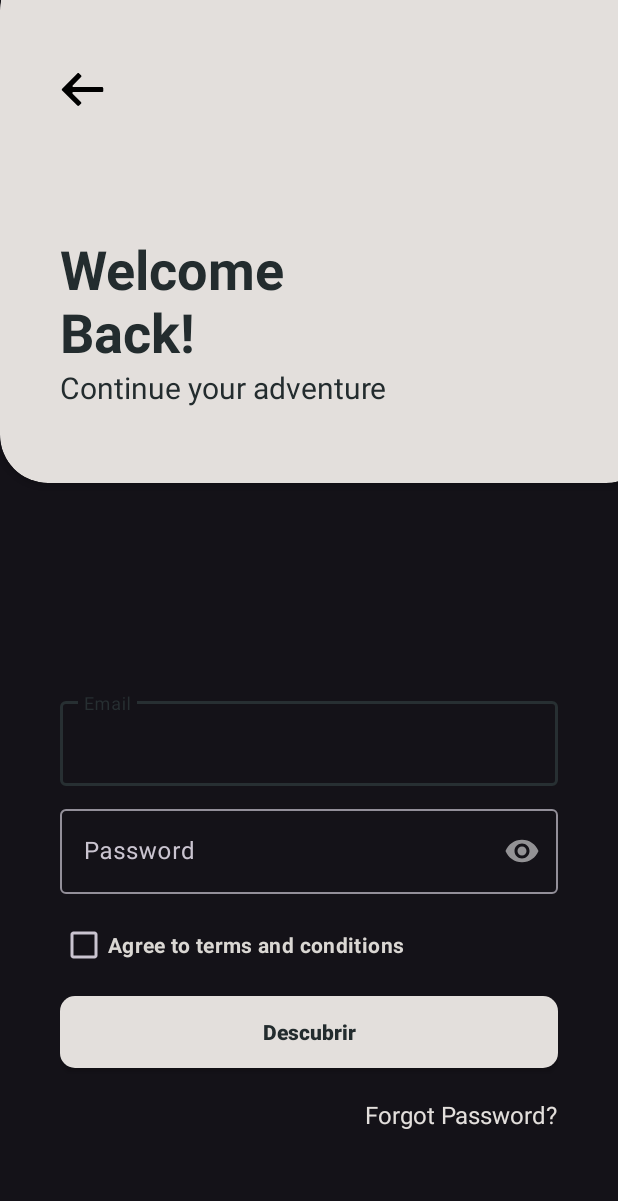
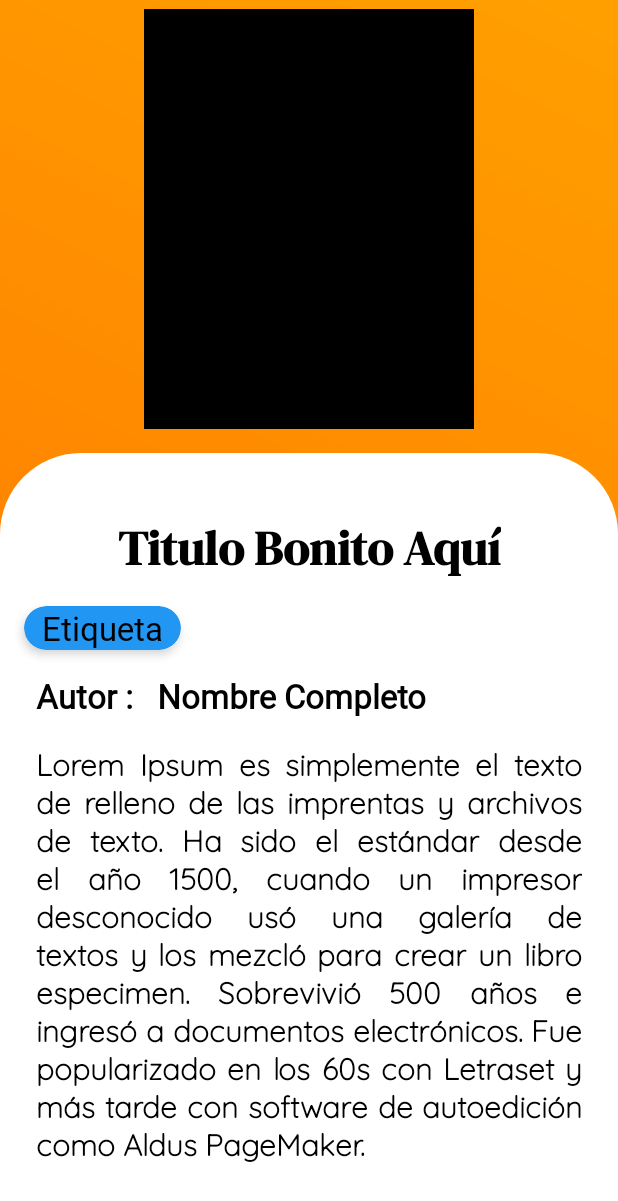
Before and after one commit to CarlitooooK/ModernLogin, an Android app: the LoginActivity screen opened directly, with no data from a screen before it, on a phone screen of 412 x 824 dp. Shown: the top 1201 px of the screen. Run offline under Robolectric (Android 15) with nearby library versions, the phone set to English and light mode, and no system bars; 2 statements that could not run were skipped.

Commit message:
Se agregó la vista general descriptiva

```diff
--- a/app/src/main/java/com/example/creamlogin/LoginActivity.kt
+++ b/app/src/main/java/com/example/creamlogin/LoginActivity.kt
@@ -1,6 +1,5 @@
 package com.example.creamlogin
 
-import android.content.Intent
 import android.os.Bundle
 import android.widget.ImageView
 import androidx.activity.enableEdgeToEdge
@@ -12,7 +11,7 @@ class LoginActivity:AppCompatActivity() {
     override fun onCreate(savedInstanceState: Bundle?) {
         super.onCreate(savedInstanceState)
         enableEdgeToEdge()
-        setContentView(R.layout.activity_login)
+        setContentView(R.layout.activity_detail)
 
 
         backIcon = findViewById(R.id.backIconLogin)
--- a/app/src/main/res/drawable/background_btn.xml
+++ /dev/null
@@ -1,15 +0,0 @@
-<?xml version="1.0" encoding="utf-8"?>
-<shape xmlns:android="http://schemas.android.com/apk/res/android"
-    android:shape="rectangle">
-
-    <corners
-        android:radius="10dp">
-    </corners>
-
-    <solid
-        android:color="@color/secondary_color">
-    </solid>
-
-
-
-</shape>
--- /dev/null
+++ b/app/src/main/res/drawable/background_card.xml
@@ -0,0 +1,11 @@
+<?xml version="1.0" encoding="utf-8"?>
+<shape xmlns:android="http://schemas.android.com/apk/res/android" android:shape="rectangle">
+
+    <solid android:color="@color/white"></solid>
+
+    <corners
+        android:topLeftRadius="@dimen/corners"
+        android:topRightRadius="@dimen/corners">
+    </corners>
+
+</shape>
--- /dev/null
+++ b/app/src/main/res/drawable/background_degradado.xml
@@ -0,0 +1,10 @@
+<?xml version="1.0" encoding="utf-8"?>
+<shape xmlns:android="http://schemas.android.com/apk/res/android" android:shape="rectangle">
+
+    <gradient
+        android:startColor="#FF6F00"
+        android:endColor="#FFA000"
+        android:angle="45"
+        android:type="linear" />
+
+</shape>
--- /dev/null
+++ b/app/src/main/res/layout/activity_detail.xml
@@ -0,0 +1,120 @@
+<?xml version="1.0" encoding="utf-8"?>
+<androidx.constraintlayout.widget.ConstraintLayout xmlns:android="http://schemas.android.com/apk/res/android"
+    android:layout_width="match_parent"
+    android:layout_height="match_parent"
+    xmlns:app="http://schemas.android.com/apk/res-auto"
+    android:background="@drawable/background_degradado">
+
+    <androidx.constraintlayout.widget.ConstraintLayout
+        android:id="@+id/card_view"
+        android:layout_width="match_parent"
+        app:layout_constraintStart_toStartOf="parent"
+        app:layout_constraintEnd_toEndOf="parent"
+        app:layout_constraintBottom_toBottomOf="parent"
+        android:layout_height="@dimen/largoCard"
+        android:background="@drawable/background_card"
+        >
+        <TextView
+            android:id="@+id/tv_sinopsis"
+            android:layout_width="wrap_content"
+            android:layout_height="wrap_content"
+            app:layout_constraintBottom_toBottomOf="parent"
+            app:layout_constraintStart_toStartOf="parent"
+            app:layout_constraintEnd_toEndOf="parent"
+            android:textSize="@dimen/sinopsis"
+            android:textColor="@color/black"
+            android:text="@string/lorem_ipsum"
+            android:justificationMode="inter_word"
+            android:textAlignment="viewStart"
+            android:paddingStart="@dimen/mediumSpace"
+            android:paddingEnd="@dimen/mediumSpace"
+            android:layout_marginBottom="@dimen/bigSpace"
+            android:fontFamily="@font/quicksandtext"
+            android:textStyle="bold"
+            />
+
+        <LinearLayout
+            android:id="@+id/contenedor"
+            android:layout_width="wrap_content"
+            android:layout_height="wrap_content"
+            app:layout_constraintStart_toStartOf="parent"
+            android:layout_marginStart="@dimen/mediumSpace"
+            app:layout_constraintBottom_toTopOf="@id/tv_sinopsis"
+            >
+
+            <TextView
+                android:layout_width="wrap_content"
+                android:layout_height="wrap_content"
+                android:textColor="@color/black"
+                android:textSize="@dimen/mediumText"
+                android:textStyle="bold"
+                android:text="@string/autor"
+                android:layout_marginBottom="@dimen/littleSpace"
+                android:fontFamily="@font/merriweathersubtitle"
+                />
+
+            <TextView
+                android:id="@+id/tv_full_name"
+                android:layout_width="wrap_content"
+                android:layout_height="wrap_content"
+                android:textColor="@color/black"
+                android:textSize="@dimen/mediumText"
+                android:textStyle="bold"
+                android:text="@string/nombre_completo"
+                android:layout_marginBottom="@dimen/littleSpace"
+                android:paddingStart="@dimen/littleSpace"
+                android:paddingEnd="0dp"
+                android:fontFamily="@font/merriweathersubtitle"/>
+
+        </LinearLayout>
+
+        <androidx.cardview.widget.CardView
+            android:id="@+id/tag"
+            android:layout_width="wrap_content"
+            android:layout_height="wrap_content"
+            app:layout_constraintStart_toStartOf="parent"
+            app:layout_constraintBottom_toTopOf="@id/contenedor"
+            android:layout_margin="@dimen/littleSpace"
+            android:backgroundTint="@color/secondary_color"
+            app:cardCornerRadius="@dimen/littleSpace"
+            app:cardElevation="@dimen/appElevation">
+
+            <TextView
+                android:id="@+id/tv_etiqueta"
+                android:layout_width="wrap_content"
+                android:layout_height="wrap_content"
+                android:textSize="@dimen/mediumText"
+                android:textColor="@color/black"
+                android:text="@string/etiqueta"
+                android:paddingEnd="@dimen/paddingEtiqueta"
+                android:paddingStart="@dimen/paddingEtiqueta"
+                android:fontFamily="@font/merriweathersubtitle"/>
+
+        </androidx.cardview.widget.CardView>
+
+        <TextView
+            android:id="@+id/tv_titulo"
+            android:layout_width="wrap_content"
+            android:layout_height="wrap_content"
+            app:layout_constraintStart_toStartOf="parent"
+            app:layout_constraintBottom_toTopOf="@id/tag"
+            app:layout_constraintEnd_toEndOf="parent"
+            android:text="@string/titulo_bonito_aqu"
+            android:textSize="@dimen/tittle"
+            android:textColor="@color/black"
+            android:textStyle="bold"
+            android:layout_marginBottom="@dimen/littleSpace"
+            android:fontFamily="@font/seriftitle" />
+
+    </androidx.constraintlayout.widget.ConstraintLayout>
+
+    <ImageView
+        android:layout_width="@dimen/anchoImagen"
+        android:layout_height="@dimen/largoImagen"
+        app:layout_constraintStart_toStartOf="parent"
+        app:layout_constraintEnd_toEndOf="parent"
+        app:layout_constraintBottom_toTopOf="@id/card_view"
+        android:background="@color/black"
+        android:layout_marginBottom="@dimen/littleSpace"/>
+
+</androidx.constraintlayout.widget.ConstraintLayout>
--- a/app/src/main/res/layout/activity_login.xml
+++ /dev/null
@@ -1,134 +0,0 @@
-<?xml version="1.0" encoding="utf-8"?>
-<RelativeLayout xmlns:android="http://schemas.android.com/apk/res/android"
-    android:layout_width="match_parent"
-    android:layout_height="match_parent"
-    xmlns:app="http://schemas.android.com/apk/res-auto">
-
-    <androidx.cardview.widget.CardView
-        android:id="@+id/cv_title"
-        android:layout_width="match_parent"
-        android:layout_height="wrap_content"
-        android:backgroundTint="@color/secondary_color"
-        android:layout_marginTop="-25dp"
-        android:layout_marginEnd="-24dp"
-        app:cardCornerRadius="32dp"
-        android:layout_alignParentTop="true">
-
-        <ImageView
-            android:id="@+id/backIconLogin"
-            android:layout_width="wrap_content"
-            android:layout_height="wrap_content"
-            android:contentDescription="@null"
-            android:layout_marginTop="70dp"
-            android:layout_marginStart="40dp"
-            android:src="@drawable/ic_back_arrow">
-        </ImageView>
-
-        <TextView
-            android:id="@+id/title"
-            android:layout_width="wrap_content"
-            android:layout_height="wrap_content"
-            android:textColor="@color/text_color"
-            android:textSize="36sp"
-            android:textStyle="bold"
-            android:layout_marginTop="180dp"
-            android:layout_marginStart="40dp"
-            android:layout_marginBottom="50dp"
-            android:text="@string/welcome_back">
-        </TextView>
-
-        <TextView
-            android:layout_width="wrap_content"
-            android:layout_height="wrap_content"
-            android:textColor="@color/text_color"
-            android:textSize="20sp"
-            android:layout_marginTop="270dp"
-            android:layout_marginStart="40dp"
-            android:layout_marginBottom="50dp"
-            android:text="@string/continue_your_adventure">
-        </TextView>
-
-    </androidx.cardview.widget.CardView>
-
-
-    <LinearLayout
-        android:layout_below="@id/cv_title"
-        android:layout_width="match_parent"
-        android:orientation="vertical"
-        android:layout_margin="40dp"
-        android:paddingTop="100dp"
-        android:layout_height="wrap_content">
-
-        <com.google.android.material.textfield.TextInputLayout
-            android:id="@+id/email"
-            android:layout_width="match_parent"
-            android:layout_height="wrap_content"
-            app:endIconMode="clear_text"
-            android:layout_marginBottom="10dp"
-            android:hint="@string/email">
-            <com.google.android.material.textfield.TextInputEditText
-                android:layout_width="match_parent"
-                android:layout_height="wrap_content"
-                android:inputType="textEmailAddress">
-            </com.google.android.material.textfield.TextInputEditText>
-        </com.google.android.material.textfield.TextInputLayout>
-
-        <com.google.android.material.textfield.TextInputLayout
-        android:id="@+id/passsword"
-        android:layout_width="match_parent"
-        android:layout_height="wrap_content"
-        android:hint="@string/password"
-        app:passwordToggleEnabled="true">
-        <com.google.android.material.textfield.TextInputEditText
-            android:layout_width="match_parent"
-            android:layout_height="wrap_content"
-            android:inputType="textPassword">
-        </com.google.android.material.textfield.TextInputEditText>
-    </com.google.android.material.textfield.TextInputLayout>
-
-
-        <CheckBox
-            android:layout_width="match_parent"
-            android:layout_height="wrap_content"
-            android:textColor="@color/subtitle_color"
-            android:textStyle="bold"
-            android:layout_marginTop="10dp"
-            android:text="@string/agree_to_terms_and_conditions">
-        </CheckBox>
-
-        <androidx.appcompat.widget.AppCompatButton
-            android:layout_marginTop="10dp"
-            android:layout_width="match_parent"
-            android:layout_height="wrap_content"
-            android:text="@string/sign_up"
-            android:textAllCaps="false"
-            android:background="@drawable/background_btn"
-            android:textColor="@color/text_color"
-            android:textStyle="bold">
-        </androidx.appcompat.widget.AppCompatButton>
-
-        <androidx.constraintlayout.widget.ConstraintLayout
-            android:layout_width="match_parent"
-            android:layout_marginTop="20dp"
-            android:layout_height="wrap_content"
-            android:orientation="horizontal">
-
-
-            <TextView
-                app:layout_constraintEnd_toEndOf="parent"
-                app:layout_constraintTop_toTopOf="parent"
-                android:layout_width="wrap_content"
-                android:layout_height="wrap_content"
-                android:text="@string/forgot_password"
-                android:textSize="16sp"
-                android:textColor="@color/secondary_color"
-                android:layout_marginStart="5dp">
-            </TextView>
-
-        </androidx.constraintlayout.widget.ConstraintLayout>
-
-
-    </LinearLayout>
-
-
-</RelativeLayout>
--- a/app/src/main/res/values/colors.xml
+++ b/app/src/main/res/values/colors.xml
@@ -3,7 +3,7 @@
     <color name="black">#FF000000</color>
     <color name="white">#FFFFFFFF</color>
     <color name="accent_color">#272F32</color>
-    <color name="secondary_color">#E3DFDC</color>
+    <color name="secondary_color">#2196F3</color>
     <color name="text_color">#232C2E</color>
     <color name="subtitle_color">#DAD7D3</color>
     <color name="btn_login_color">#272F32</color>
--- /dev/null
+++ b/app/src/main/res/values/dimens.xml
@@ -0,0 +1,19 @@
+<?xml version="1.0" encoding="utf-8"?>
+<resources>
+    <dimen name="tittle">32sp</dimen>
+    <dimen name="smallText">16sp</dimen>
+    <dimen name="mediumText">22sp</dimen>
+    <dimen name="largeText">36sp</dimen>
+    <dimen name="sinopsis">20sp</dimen>
+
+    <dimen name="littleSpace">16dp</dimen>
+    <dimen name="mediumSpace">24dp</dimen>
+    <dimen name="bigSpace">48dp</dimen>
+    <dimen name="corners">54dp</dimen>
+    <dimen name="appElevation">4dp</dimen>
+    <dimen name="paddingEtiqueta">12dp</dimen>
+    <dimen name="anchoImagen">220dp</dimen>
+    <dimen name="largoImagen">280dp</dimen>
+    <dimen name="largoCard">522dp</dimen>
+
+</resources>
--- a/app/src/main/res/values/strings.xml
+++ b/app/src/main/res/values/strings.xml
@@ -18,4 +18,9 @@
     <string name="or_create_account">Or Create Account →</string>
     <string name="texts_welcome">Get involved with people and events\naround you</string>
     <string name="create">Or Create Account →</string>
+    <string name="autor">Autor :</string>
+    <string name="lorem_ipsum"> Lorem Ipsum es simplemente el texto de relleno de las imprentas y archivos de texto. Ha sido el estándar desde el año 1500, cuando un impresor desconocido usó una galería de textos y los mezcló para crear un libro especimen. Sobrevivió 500 años e ingresó a documentos electrónicos. Fue popularizado en los 60s con Letraset y más tarde con software de autoedición como Aldus PageMaker.</string>
+    <string name="nombre_completo">Nombre Completo</string>
+    <string name="titulo_bonito_aqu">Titulo Bonito Aquí</string>
+    <string name="etiqueta">Etiqueta</string>
 </resources>
```
